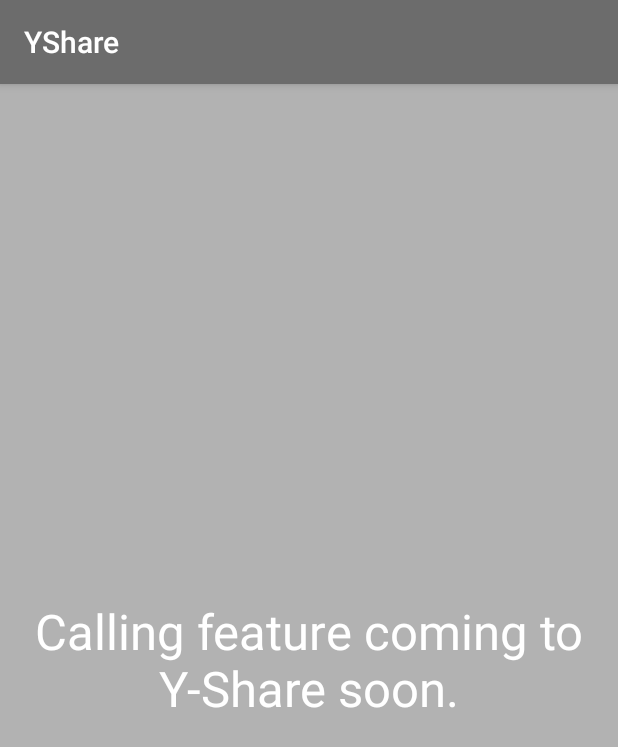
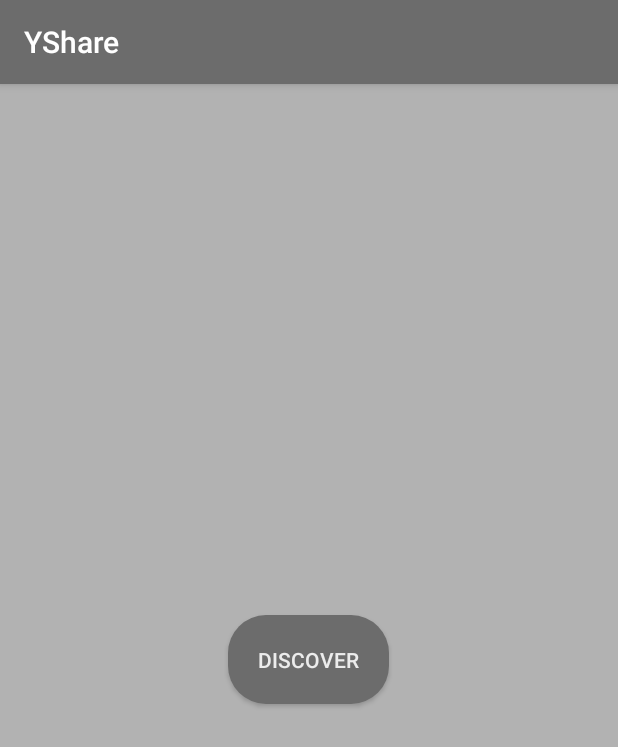
Before and after one commit to yawarnaqvi345/YShare, an Android app: the fragment Call shown on its own in the app's theme, on a phone screen of 412 x 824 dp. Shown: the top 747 px of the screen. Run offline under Robolectric (Android 15) with nearby library versions, the phone set to English and light mode, and no system bars; our stand-ins replace sdp/ssp sizes; 1 statement that could not run was skipped.

Commit message:
first commit after color change

```diff
--- a/app/src/main/AndroidManifest.xml
+++ b/app/src/main/AndroidManifest.xml
@@ -16,6 +16,8 @@
     <uses-permission android:name="android.permission.BLUETOOTH" />
     <uses-permission android:name="android.permission.BLUETOOTH_ADMIN" />
     <uses-permission android:name="android.permission.REQUEST_INSTALL_PACKAGES" />
+    <uses-permission android:name="android.permission.RECORD_AUDIO" />
+
     <application
         android:allowBackup="true"
         android:icon="@drawable/icon"
--- a/app/src/main/java/com/yshare/file/share/Fragments/Call.java
+++ b/app/src/main/java/com/yshare/file/share/Fragments/Call.java
@@ -23,8 +23,11 @@ import android.view.ViewGroup;
 import android.widget.Button;
 import android.widget.LinearLayout;
 import android.widget.TextView;
+import android.widget.Toast;
 
 import com.airbnb.lottie.LottieAnimationView;
+import com.google.android.gms.tasks.OnFailureListener;
+import com.google.android.gms.tasks.OnSuccessListener;
 import com.yshare.file.share.R;
 import com.yshare.file.share.strucmodels.TextMessage;
 import com.google.android.gms.nearby.Nearby;
@@ -41,8 +44,10 @@ import com.google.android.gms.nearby.connection.PayloadCallback;
 import com.google.android.gms.nearby.connection.PayloadTransferUpdate;
 import com.google.android.gms.nearby.connection.Strategy;
 
+import java.io.FileInputStream;
 import java.io.FileOutputStream;
 import java.io.IOException;
+import java.io.InputStream;
 import java.net.DatagramPacket;
 import java.net.DatagramSocket;
 import java.net.InetAddress;
@@ -74,6 +79,9 @@ public class Call extends Fragment {
     int sampleRate = 16000; // 44100 for music
     int channelConfig = AudioFormat.CHANNEL_CONFIGURATION_MONO;
     int audioFormat = AudioFormat.ENCODING_PCM_16BIT;
+    private AudioManager m_amAudioManager;
+
+
     AudioTrack track;
     String id1;
     int minBufSize = AudioRecord.getMinBufferSize(sampleRate, channelConfig, audioFormat);
@@ -108,13 +116,15 @@ public class Call extends Fragment {
         @Override
         public void onPayloadReceived(@NonNull String s, @NonNull Payload payload) {
             if (index == 0) {
-                track = new AudioTrack(AudioManager.STREAM_MUSIC, sampleRate,
+                track = new AudioTrack(AudioManager.STREAM_VOICE_CALL, sampleRate,
                         AudioFormat.CHANNEL_OUT_MONO,
                         AudioFormat.ENCODING_PCM_16BIT, minBufSize * 10,
                         AudioTrack.MODE_STREAM);
                 index++;
+
                 //track.write(payload.asBytes(), 0, payload.asBytes().length);
                 track.play();
+
 
             }
             track.write(payload.asBytes(), 0, payload.asBytes().length);
@@ -183,7 +193,7 @@ public class Call extends Fragment {
         }
 
         @Override
-        public void onDisconnected(@NonNull String s) {
+        public void onDisconnected(@NonNull final String s) {
             if (!isDiscoverer) {
                 AlertDialog.Builder alertDialogBuilder = new AlertDialog.Builder(getContext());
                 alertDialogBuilder.setMessage("connection to " + s + "lost, Do you want to reconnect?");
@@ -191,6 +201,7 @@ public class Call extends Fragment {
                         new DialogInterface.OnClickListener() {
                             @Override
                             public void onClick(DialogInterface arg0, int arg1) {
+
                                 Nearby.getConnectionsClient(getContext()).requestConnection(connectedDevId, connectedDevName, mConnectionLifecycleCallback);
                             }
                         });
@@ -238,6 +249,9 @@ public class Call extends Fragment {
     public void onCreate(Bundle savedInstanceState) {
         super.onCreate(savedInstanceState);
         textList = new ArrayList<>();
+        m_amAudioManager = (AudioManager) this.getActivity().getSystemService(getContext().AUDIO_SERVICE);
+        m_amAudioManager.setMode(AudioManager.MODE_IN_CALL);
+        m_amAudioManager.setSpeakerphoneOn(false);
         Nearby.getConnectionsClient(getContext())
                 .startAdvertising(
                         /* endpointName= */ android.os.Build.MODEL,
@@ -319,21 +333,22 @@ public class Call extends Fragment {
 
                     recorder = new AudioRecord(MediaRecorder.AudioSource.MIC, sampleRate, channelConfig, audioFormat, minBufSize * 10);
                     Log.d("VS", "Recorder initialized");
-                  /*  track = new AudioTrack(AudioManager.STREAM_MUSIC, sampleRate,
+                    /*track = new AudioTrack(AudioManager.STREAM_MUSIC, sampleRate,
                             AudioFormat.CHANNEL_OUT_MONO,
                             AudioFormat.ENCODING_PCM_16BIT, minBufSize*10,
-                            AudioTrack.MODE_STREAM);
-*/
+                            AudioTrack.MODE_STREAM);*/
                     recorder.startRecording();
                     //track.play();
 
-                    FileOutputStream os = new FileOutputStream(Environment.getExternalStorageDirectory() + "/share/os.");
+                    FileOutputStream os = new FileOutputStream(Environment.getExternalStorageDirectory() + "/share/os.pcm");
+                    InputStream is= new FileInputStream(Environment.getExternalStorageDirectory() + "/share/os.pcm");
 
 
                     while (status) {
                         //reading data from MIC into buffer
                         minBufSize = recorder.read(buffer, 0, buffer.length);
-                        os.write(buffer, 0, buffer.length);
+                        //os.write(buffer, 0, buffer.length);
+                       // is.read(buffer, 0, buffer.length);
                         // track.write(buffer, 0, buffer.length);
                         //putting buffer in the packet
                         // packet = new DatagramPacket (buffer,buffer.length,destination,port);
@@ -372,7 +387,21 @@ public class Call extends Fragment {
             myDevViewHolder.conButton.setOnClickListener(new View.OnClickListener() {
                 @Override
                 public void onClick(View v) {
-                    Nearby.getConnectionsClient(getContext()).requestConnection(discoveredDevices.get(i), devNametoPos.get(discoveredDevices.get(i)), mConnectionLifecycleCallback);
+                    Nearby.getConnectionsClient(getContext()).disconnectFromEndpoint(devNametoPos.get(discoveredDevices.get(i)));
+                    Nearby.getConnectionsClient(getContext()).requestConnection(discoveredDevices.get(i), devNametoPos.get(discoveredDevices.get(i)), mConnectionLifecycleCallback)
+                            .addOnSuccessListener(new OnSuccessListener<Void>() {
+                                @Override
+                                public void onSuccess(Void aVoid) {
+                                    Toast.makeText(getContext(),"Request success",Toast.LENGTH_SHORT);
+                                }
+                            }).addOnFailureListener(new OnFailureListener() {
+                        @Override
+                        public void onFailure(@NonNull Exception e) {
+                            Nearby.getConnectionsClient(getContext()).disconnectFromEndpoint(discoveredDevices.get(i));
+                            Toast.makeText(getContext(),"Request Failed",Toast.LENGTH_SHORT);
+
+                        }
+                    });
                 }
             });
         }
--- a/app/src/main/res/layout/fragment_call.xml
+++ b/app/src/main/res/layout/fragment_call.xml
@@ -40,7 +40,7 @@
         android:layout_centerInParent="true"
         android:layout_margin="3dp"
         android:layout_weight="1"
-        android:visibility="gone"
+        android:textColor="@color/colorGrey"
         android:background="@drawable/round_button"
         android:clickable="true"
         android:foreground="?android:attr/selectableItemBackground"
@@ -109,7 +109,7 @@
             android:visibility="gone" />
     </LinearLayout>
 
-    <TextView
+   <!-- <TextView
         android:layout_width="wrap_content"
         android:layout_height="wrap_content"
         android:layout_centerInParent="true"
@@ -117,7 +117,7 @@
         android:text="Calling feature coming to Y-Share soon."
         android:textColor="@color/button_text_color"
         android:textAlignment="center"
-        android:textSize="@dimen/_25sdp" />
+        android:textSize="@dimen/_25sdp" />-->
 
 
 </RelativeLayout>
```
Also changed, not shown: app/src/main/java/com/yshare/file/share/FileSelectActivity.java (+2 -14 lines), app/src/main/java/com/yshare/file/share/Fragments/Application.java (+8 -2 lines), app/src/main/java/com/yshare/file/share/Fragments/Music.java (+7 -1 lines), app/src/main/java/com/yshare/file/share/Fragments/Videos.java (+6 -1 lines), app/src/main/java/com/yshare/file/share/ReceiveActivity.java (+7 -2 lines), app/src/main/res/values/strings.xml (+4 -4 lines).
